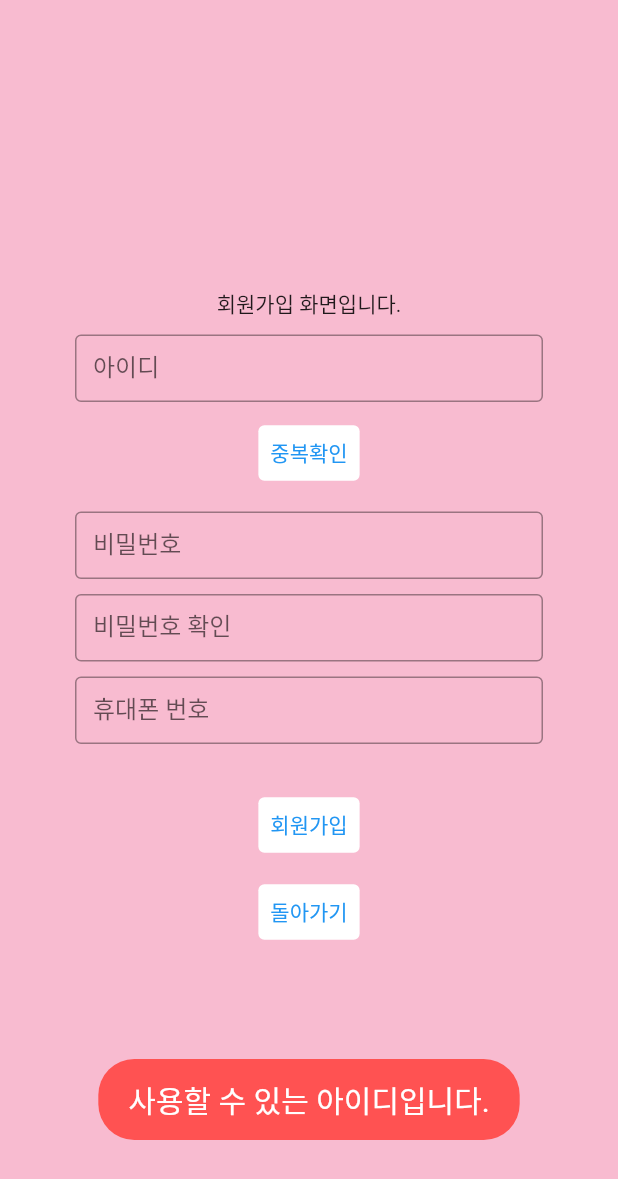
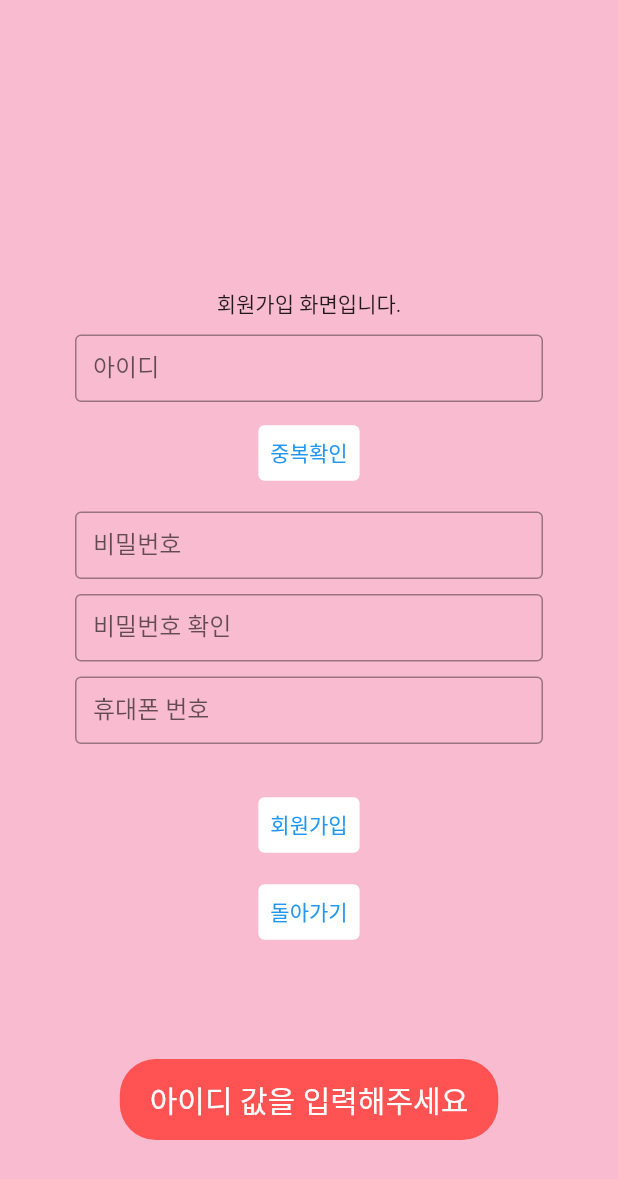
Before and after one commit to Wise-eun/Narda, a Flutter app: the SignupScreen screen opened directly, after a tap on "중복확인", on a phone screen of 412 x 824 dp. Shown: the top 1179 px of the screen. Run offline on Flutter 3.47's test engine with Material 2 defaults, Android fonts, the phone set to English and light mode, and no system bars; our stand-ins replace cloud_firestore, firebase_auth, firebase_core, fluttertoast; missing offline and left inert: dart:js_interop, kakao_flutter_sdk_user; accounts and stored records are empty.

Commit message:
[Fix] 회원가입 버그 수정

```diff
--- a/lib/signup_screen.dart
+++ b/lib/signup_screen.dart
@@ -32,12 +32,39 @@ final db = FirebaseFirestore.instance;
 
   void createUserData(String id, String phone_num, String pw)
   {
-final userCollectionReference = db.collection("user").doc(id);
+final userCollectionReference = db.collection("user").doc();
 userCollectionReference.set({
   "id":id,
   "phone_num":phone_num,
   "pw":pw,
 });
+  }
+
+  void CheckUserID()
+  {
+if(_idTextEditController.text == "")
+  {
+    ShowToastMessage("아이디 값을 입력해주세요");
+  }
+else
+  {
+    db.collection("user").where("id", isEqualTo: _idTextEditController.text).get().then(
+            (querySnapshot) {
+          for (var docSnapshot in querySnapshot.docs) {
+            print('${docSnapshot.id}');
+          }
+          if (querySnapshot.size != 0) {
+            //중복되는 아이디 존재
+            ShowToastMessage("사용할 수 없는 아이디입니다.");
+            showIdField();
+          }
+          else {
+            ShowToastMessage("사용할 수 있는 아이디입니다.");
+            hideIdField();
+          }
+        });
+  }
+
   }
 
   void ShowToastMessage(String msg)
@@ -51,31 +78,18 @@ userCollectionReference.set({
      toastLength: Toast.LENGTH_SHORT
    );
   }
+void hideIdField()
+{
+  setState(() {
+    checkID = true;
+  });
+}
 
-
-  bool checkUserID(String id)
+  void showIdField()
   {
-
-
-
-    final docRef = db.collection("user").doc(id);
-    docRef.get().then(
-        (DocumentSnapshot doc){
-          final data = doc.data() as Map<String,dynamic>;
-
-          if(data.isNotEmpty)
-          {
-            return true;
-          }
-          else
-          {
-            return false;
-          }
-        },
-    );
-return false;
-
-
+    setState(() {
+      checkID = false;
+    });
   }
 
   @override
@@ -91,20 +105,26 @@ return false;
               SizedBox(
                 height: 10,
               ),
-
-              Container(
+Visibility(
+    child:    Container(
       height: 45,
       margin: EdgeInsets.only(left:50,right:50),
       child:
-                TextField(
+      TextFormField(
         controller: _idTextEditController,
+        autovalidateMode: AutovalidateMode.onUserInteraction,
         decoration: InputDecoration(
           border: OutlineInputBorder(),
           labelText: '아이디',
         ),
       ),
     ),
-
+  visible: !checkID,
+)
+           ,
+Visibility(
+    child: Text("아이디 : "+_idTextEditController.text),
+              visible:checkID),
               SizedBox(
                 height: 10,
               ),
@@ -113,17 +133,7 @@ return false;
                       backgroundColor: MaterialStateProperty.all(Colors.white)
                   ),
                   onPressed: (){
-                        if(checkUserID(_idTextEditController.text))
-                          {
-                            ShowToastMessage("사용할 수 없는 아이디입니다.");
-                            checkID = false;
-                          }
-                          else
-                            {
-                              ShowToastMessage("사용할 수 있는 아이디입니다.");
-                              checkID = true;
-
-                            }
+                    CheckUserID();
                   },
                   child: Text("중복확인"))
               ,
@@ -135,8 +145,9 @@ return false;
                 height: 45,
                 margin: EdgeInsets.only(left:50,right:50),
                 child:
-                TextField(
+                TextFormField(
                   controller: _pwTextEditController,
+                  autovalidateMode: AutovalidateMode.onUserInteraction,
                   decoration: InputDecoration(
                     border: OutlineInputBorder(),
                     labelText: '비밀번호',
@@ -151,8 +162,9 @@ return false;
                 height: 45,
                 margin: EdgeInsets.only(left:50,right:50),
                 child:
-                TextField(
+                TextFormField(
                   controller: _pwCheckTextEditController,
+                  autovalidateMode: AutovalidateMode.onUserInteraction,
                   decoration: InputDecoration(
                     border: OutlineInputBorder(),
                     labelText: '비밀번호 확인',
@@ -166,8 +178,10 @@ return false;
                 height: 45,
                 margin: EdgeInsets.only(left:50,right:50),
                 child:
-                TextField(
+                TextFormField(
                   controller: _phoneTextEditController,
+                  autovalidateMode: AutovalidateMode.onUserInteraction,
+                  keyboardType: TextInputType.phone,
                   decoration: InputDecoration(
                     border: OutlineInputBorder(),
                     labelText: '휴대폰 번호',
@@ -182,28 +196,36 @@ return false;
                       backgroundColor: MaterialStateProperty.all(Colors.white)
                   ),
                   onPressed: (){
+                    if(_idTextEditController.text == "" ||
+                        _pwTextEditController.text == ""||
+                        _pwCheckTextEditController.text == "")
+                    {
+                      ShowToastMessage("빈칸이 있는지 확인해주세요");
+                    }
+                    else
+                      {
+
                         if(_pwTextEditController.text.compareTo(_pwCheckTextEditController.text) == 0 )
                         {
-
                           print("비밀번호 서로 같음");
-                      //id 중복확인
-                      bool checkID = checkUserID(_idTextEditController.text);
                           if(checkID)
                           {
                             createUserData(_idTextEditController.text,_phoneTextEditController.text,
                                 _pwTextEditController.text);
+                            Navigator.pop(context);
                           }
                           else
                           {
                             ShowToastMessage("아이디 중복확인을 해주세요");
                           }
-
-
                         }
                         else
                         {
+                          ShowToastMessage("비밀번호를 다시 확인해주세요");
                           print("비밀번호 서로 안같음");
                         }
+                      }
+
                   },
                   child: Text("회원가입"))
               ,
```
Also changed, not shown: lib/main.dart (+14 -7 lines). Lines whose indentation alone changed are shown as unchanged.
